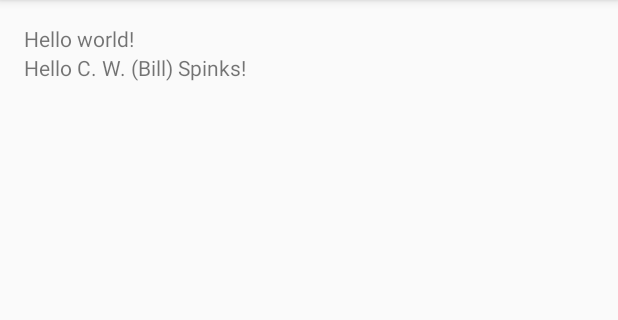
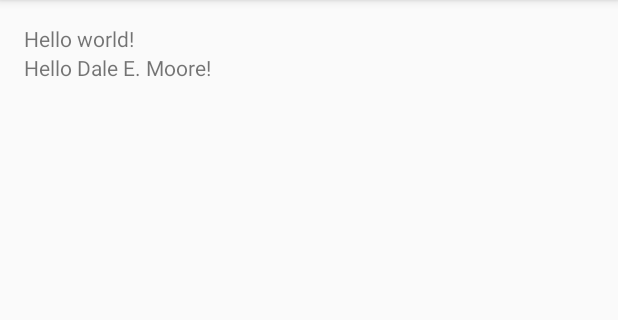
Before and after one commit to DaleEMoore/WiggleAbout, an Android app: the screen it shows after launch (MainActivity), on a phone screen of 412 x 824 dp, the part 84-404 px from its top. Run offline under Robolectric (Android 15) with nearby library versions, the phone set to English and light mode, and no system bars.

Commit message:
in sync for Android Studio 1.3.2

```diff
--- a/app/src/main/res/layout/activity_main.xml
+++ b/app/src/main/res/layout/activity_main.xml
@@ -8,7 +8,7 @@
     <TextView android:text="@string/hello_world" android:layout_width="wrap_content"
         android:layout_height="wrap_content"
         android:id="@+id/textView" />
-    <TextView android:text="@string/hello_bill" android:layout_width="wrap_content"
+    <TextView android:text="@string/hello_dale" android:layout_width="wrap_content"
         android:layout_height="wrap_content"
         android:layout_below="@+id/textView"
         android:layout_alignParentLeft="true"
--- a/app/src/main/res/values/strings.xml
+++ b/app/src/main/res/values/strings.xml
@@ -2,6 +2,7 @@
     <string name="app_name">WiggleAbout</string>
 
     <string name="hello_world">Hello world!</string>
+    <string name="hello_dale">Hello Dale E. Moore!</string>
     <string name="hello_bill">Hello C. W. (Bill) Spinks!</string>
     <string name="action_settings">Settings</string>
 </resources>
--- a/build.gradle
+++ b/build.gradle
@@ -5,7 +5,7 @@ buildscript {
         jcenter()
     }
     dependencies {
-        classpath 'com.android.tools.build:gradle:1.1.0'
+        classpath 'com.android.tools.build:gradle:1.2.3'
 
         // NOTE: Do not place your application dependencies here; they belong
         // in the individual module build.gradle files
```
Also changed, not shown: 3 other files.
